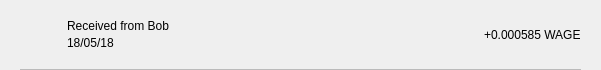
First picture: the form in src/qt/digiwage/forms/txrow.ui, repository digiwage/digiwage, before the edit.
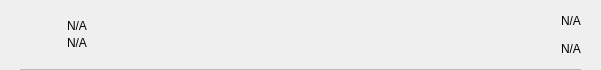
Second picture: the form after the edit.

```diff
--- a/src/qt/digiwage/forms/txrow.ui
+++ b/src/qt/digiwage/forms/txrow.ui
@@ -110,7 +110,7 @@
               <string notr="true"/>
              </property>
              <property name="text">
-              <string>Received from Bob</string>
+              <string notr="true">N/A</string>
              </property>
              <property name="alignment">
               <set>Qt::AlignBottom|Qt::AlignLeading|Qt::AlignLeft</set>
@@ -123,7 +123,7 @@
               <string notr="true"/>
              </property>
              <property name="text">
-              <string>18/05/18</string>
+              <string notr="true">N/A</string>
              </property>
              <property name="alignment">
               <set>Qt::AlignLeading|Qt::AlignLeft|Qt::AlignTop</set>
@@ -133,13 +133,47 @@
           </layout>
          </item>
          <item>
-          <widget class="QLabel" name="lblAmount">
-           <property name="styleSheet">
-            <string notr="true"/>
+          <widget class="QWidget" name="containerAmounts" native="true">
+           <property name="minimumSize">
+            <size>
+             <width>80</width>
+             <height>0</height>
+            </size>
            </property>
-           <property name="text">
-            <string>+0.000585 WAGE</string>
-           </property>
+           <layout class="QVBoxLayout" name="verticalLayout_4">
+            <property name="leftMargin">
+             <number>0</number>
+            </property>
+            <property name="topMargin">
+             <number>0</number>
+            </property>
+            <property name="rightMargin">
+             <number>0</number>
+            </property>
+            <property name="bottomMargin">
+             <number>0</number>
+            </property>
+            <item alignment="Qt::AlignRight">
+             <widget class="QLabel" name="lblAmountTop">
+              <property name="styleSheet">
+               <string notr="true"/>
+              </property>
+              <property name="text">
+               <string notr="true">N/A</string>
+              </property>
+             </widget>
+            </item>
+            <item alignment="Qt::AlignRight">
+             <widget class="QLabel" name="lblAmountBottom">
+              <property name="styleSheet">
+               <string notr="true"/>
+              </property>
+              <property name="text">
+               <string notr="true">N/A</string>
+              </property>
+             </widget>
+            </item>
+           </layout>
           </widget>
          </item>
         </layout>
```
Left out of the diff: 2 changed lines with no effect on the pictures.
